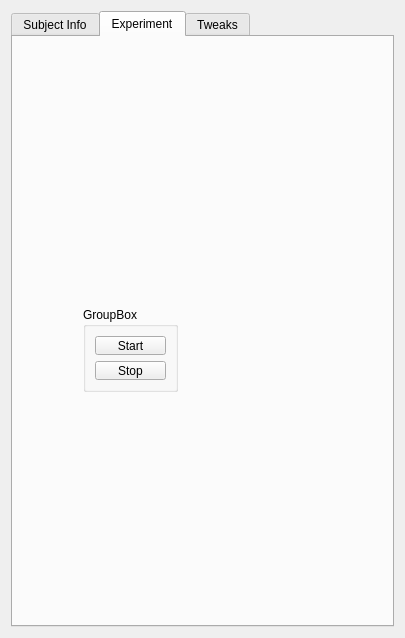
First picture: the form in ui/w_usertesting.ui, repository johnbatzer18/biomech_flexsea-plan, before the edit.
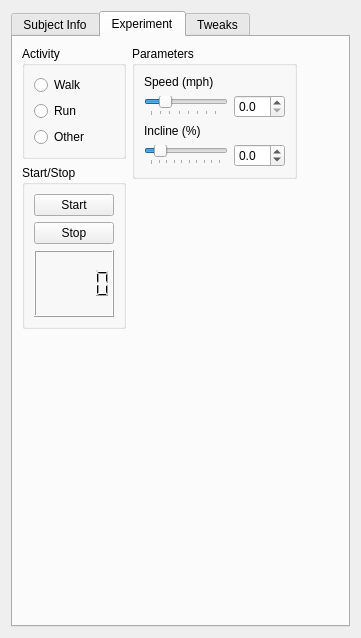
Second picture: the form after the edit.

Commit message: More work on the user form

Diff of the .ui file:
```diff
--- a/ui/w_usertesting.ui
+++ b/ui/w_usertesting.ui
@@ -6,7 +6,7 @@
    <rect>
     <x>0</x>
     <y>0</y>
-    <width>405</width>
+    <width>361</width>
     <height>582</height>
    </rect>
   </property>
@@ -372,35 +372,215 @@
       <attribute name="title">
        <string>Experiment</string>
       </attribute>
-      <widget class="QGroupBox" name="groupBox_5">
-       <property name="geometry">
-        <rect>
-         <x>70</x>
-         <y>270</y>
-         <width>95</width>
-         <height>85</height>
-        </rect>
-       </property>
-       <property name="title">
-        <string>GroupBox</string>
-       </property>
-       <layout class="QVBoxLayout" name="verticalLayout_2">
-        <item>
-         <widget class="QPushButton" name="pushButtonExpStart">
-          <property name="text">
-           <string>Start</string>
-          </property>
-         </widget>
-        </item>
-        <item>
-         <widget class="QPushButton" name="pushButtonExpStop">
-          <property name="text">
-           <string>Stop</string>
-          </property>
-         </widget>
-        </item>
-       </layout>
-      </widget>
+      <layout class="QGridLayout" name="gridLayout_9">
+       <item row="0" column="2">
+        <spacer name="horizontalSpacer">
+         <property name="orientation">
+          <enum>Qt::Horizontal</enum>
+         </property>
+         <property name="sizeHint" stdset="0">
+          <size>
+           <width>5</width>
+           <height>5</height>
+          </size>
+         </property>
+        </spacer>
+       </item>
+       <item row="1" column="0" rowspan="2">
+        <widget class="QGroupBox" name="groupBox_5">
+         <property name="title">
+          <string>Start/Stop</string>
+         </property>
+         <layout class="QVBoxLayout" name="verticalLayout_2">
+          <item>
+           <widget class="QPushButton" name="pushButtonExpStart">
+            <property name="text">
+             <string>Start</string>
+            </property>
+           </widget>
+          </item>
+          <item>
+           <widget class="QPushButton" name="pushButtonExpStop">
+            <property name="text">
+             <string>Stop</string>
+            </property>
+           </widget>
+          </item>
+          <item>
+           <widget class="QLCDNumber" name="lcdNumberSeconds"/>
+          </item>
+         </layout>
+        </widget>
+       </item>
+       <item row="2" column="1">
+        <spacer name="verticalSpacer_3">
+         <property name="orientation">
+          <enum>Qt::Vertical</enum>
+         </property>
+         <property name="sizeHint" stdset="0">
+          <size>
+           <width>20</width>
+           <height>40</height>
+          </size>
+         </property>
+        </spacer>
+       </item>
+       <item row="0" column="0">
+        <widget class="QGroupBox" name="groupBox_6">
+         <property name="title">
+          <string>Activity</string>
+         </property>
+         <layout class="QVBoxLayout" name="verticalLayout_3">
+          <item>
+           <widget class="QRadioButton" name="radioButtonActWalk">
+            <property name="text">
+             <string>Walk</string>
+            </property>
+           </widget>
+          </item>
+          <item>
+           <widget class="QRadioButton" name="radioButtonActRun">
+            <property name="text">
+             <string>Run</string>
+            </property>
+           </widget>
+          </item>
+          <item>
+           <widget class="QRadioButton" name="radioButtonActOther">
+            <property name="text">
+             <string>Other</string>
+            </property>
+           </widget>
+          </item>
+         </layout>
+        </widget>
+       </item>
+       <item row="0" column="1" rowspan="2">
+        <widget class="QGroupBox" name="groupBox_7">
+         <property name="title">
+          <string>Parameters</string>
+         </property>
+         <layout class="QGridLayout" name="gridLayout_8">
+          <item row="1" column="0">
+           <widget class="QSlider" name="horizontalSliderSpeed">
+            <property name="maximum">
+             <number>150</number>
+            </property>
+            <property name="singleStep">
+             <number>1</number>
+            </property>
+            <property name="value">
+             <number>30</number>
+            </property>
+            <property name="orientation">
+             <enum>Qt::Horizontal</enum>
+            </property>
+            <property name="tickPosition">
+             <enum>QSlider::TicksBelow</enum>
+            </property>
+            <property name="tickInterval">
+             <number>20</number>
+            </property>
+           </widget>
+          </item>
+          <item row="0" column="0" colspan="2">
+           <widget class="QLabel" name="label_11">
+            <property name="text">
+             <string>Speed (mph)</string>
+            </property>
+           </widget>
+          </item>
+          <item row="2" column="0">
+           <widget class="QLabel" name="label_12">
+            <property name="text">
+             <string>Incline (%)</string>
+            </property>
+           </widget>
+          </item>
+          <item row="3" column="0">
+           <widget class="QSlider" name="horizontalSliderIncline">
+            <property name="minimum">
+             <number>-60</number>
+            </property>
+            <property name="maximum">
+             <number>400</number>
+            </property>
+            <property name="singleStep">
+             <number>1</number>
+            </property>
+            <property name="pageStep">
+             <number>1</number>
+            </property>
+            <property name="orientation">
+             <enum>Qt::Horizontal</enum>
+            </property>
+            <property name="tickPosition">
+             <enum>QSlider::TicksBelow</enum>
+            </property>
+            <property name="tickInterval">
+             <number>50</number>
+            </property>
+           </widget>
+          </item>
+          <item row="1" column="1">
+           <widget class="QDoubleSpinBox" name="doubleSpinBoxSpeed">
+            <property name="decimals">
+             <number>1</number>
+            </property>
+            <property name="maximum">
+             <double>15.000000000000000</double>
+            </property>
+            <property name="singleStep">
+             <double>0.100000000000000</double>
+            </property>
+           </widget>
+          </item>
+          <item row="3" column="1">
+           <widget class="QDoubleSpinBox" name="doubleSpinBoxIncline">
+            <property name="decimals">
+             <number>1</number>
+            </property>
+            <property name="minimum">
+             <double>-6.000000000000000</double>
+            </property>
+            <property name="maximum">
+             <double>40.000000000000000</double>
+            </property>
+            <property name="singleStep">
+             <double>0.500000000000000</double>
+            </property>
+           </widget>
+          </item>
+         </layout>
+        </widget>
+       </item>
+       <item row="4" column="0">
+        <spacer name="verticalSpacer_2">
+         <property name="orientation">
+          <enum>Qt::Vertical</enum>
+         </property>
+         <property name="sizeHint" stdset="0">
+          <size>
+           <width>5</width>
+           <height>5</height>
+          </size>
+         </property>
+        </spacer>
+       </item>
+       <item row="3" column="0">
+        <spacer name="verticalSpacer_4">
+         <property name="orientation">
+          <enum>Qt::Vertical</enum>
+         </property>
+         <property name="sizeHint" stdset="0">
+          <size>
+           <width>20</width>
+           <height>40</height>
+          </size>
+         </property>
+        </spacer>
+       </item>
+      </layout>
      </widget>
      <widget class="QWidget" name="tweak">
       <attribute name="title">
```
The commit also changes 3 other files.
